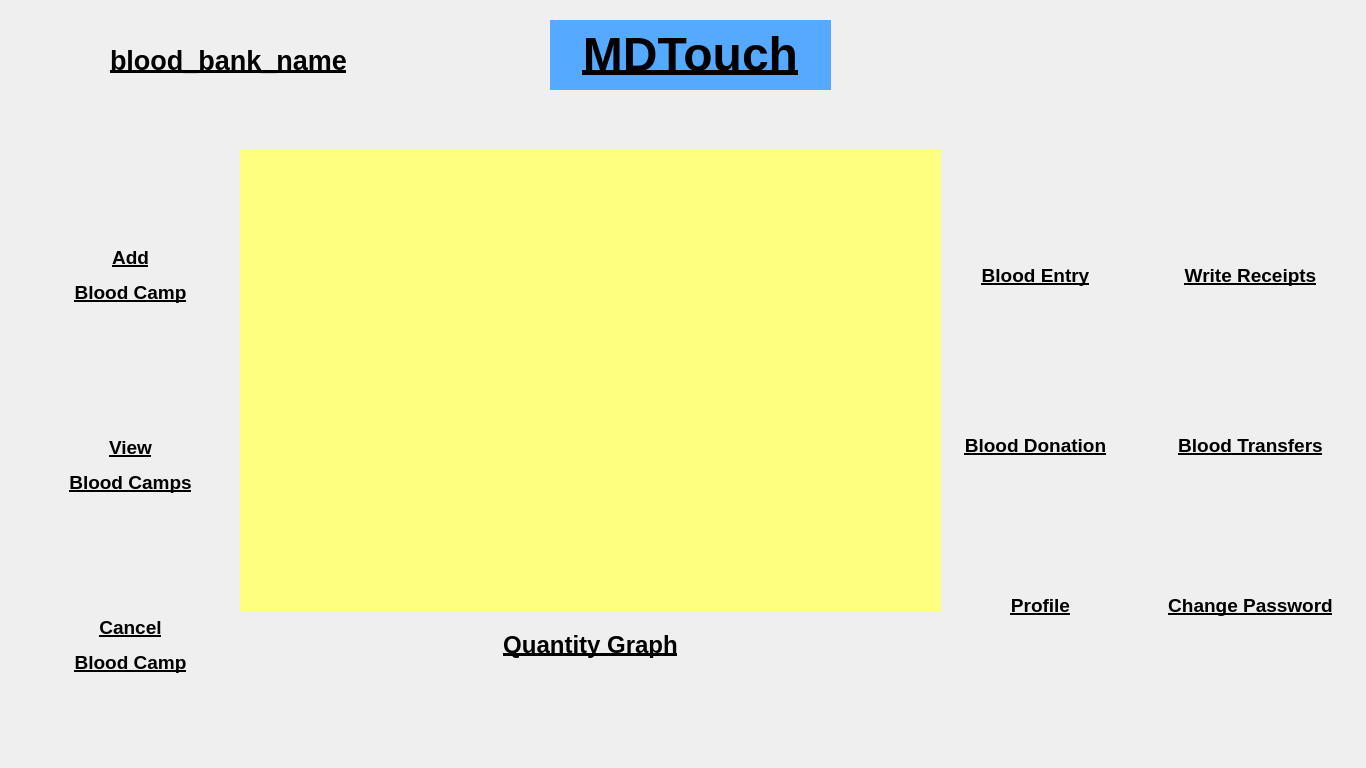
Above: Layouts/Pages/bloodBankHome.ui from bits-magnet/MDTouchs before the change. Below: the same form after it.
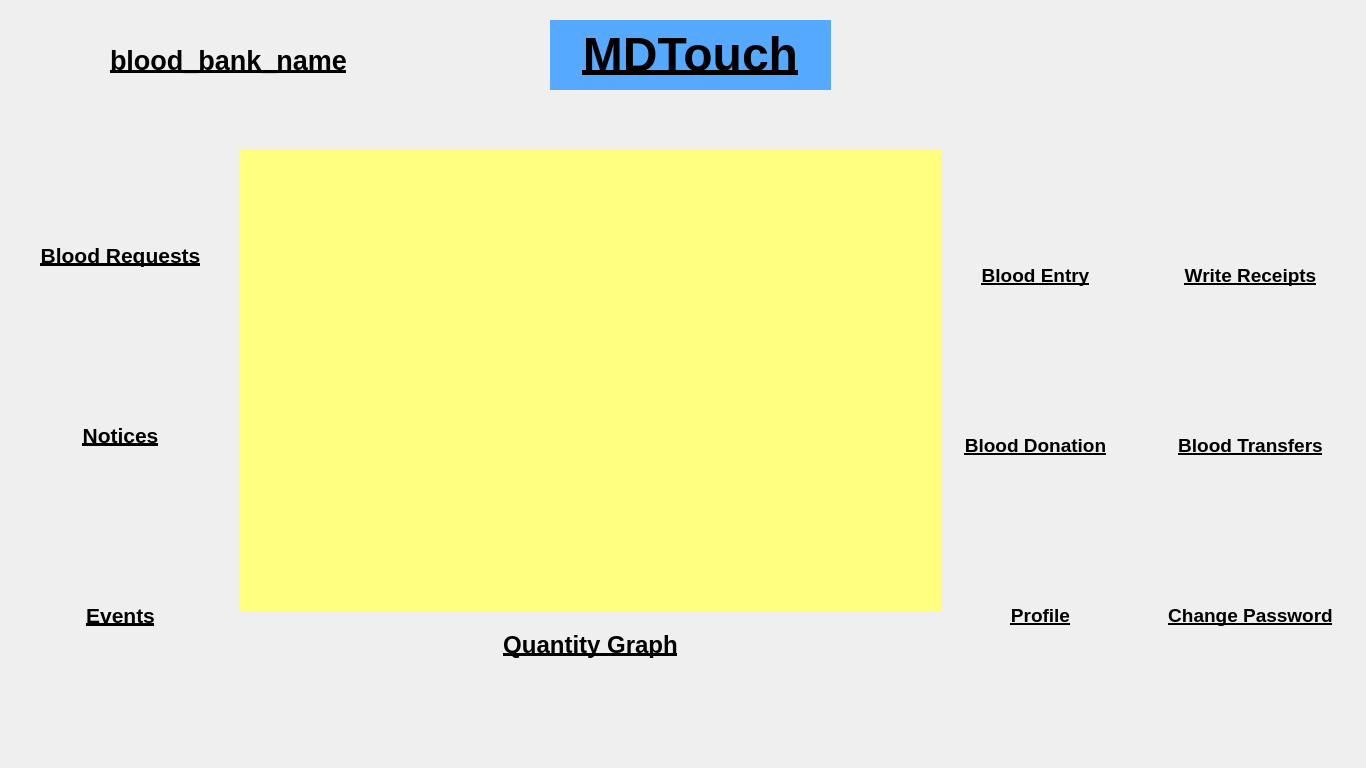
That is the form after the change. Icons and pictures are not drawn.

Commit message: Connected Home Layouts

```diff
--- a/Layouts/Pages/bloodBankHome.ui
+++ b/Layouts/Pages/bloodBankHome.ui
@@ -56,7 +56,7 @@
     <property name="geometry">
      <rect>
       <x>1200</x>
-      <y>480</y>
+      <y>490</y>
       <width>100</width>
       <height>100</height>
      </rect>
@@ -204,168 +204,6 @@
      </size>
     </property>
    </widget>
-   <widget class="QPushButton" name="addBloodCamp">
-    <property name="geometry">
-     <rect>
-      <x>80</x>
-      <y>130</y>
-      <width>100</width>
-      <height>100</height>
-     </rect>
-    </property>
-    <property name="minimumSize">
-     <size>
-      <width>100</width>
-      <height>100</height>
-     </size>
-    </property>
-    <property name="maximumSize">
-     <size>
-      <width>100</width>
-      <height>100</height>
-     </size>
-    </property>
-    <property name="styleSheet">
-     <string notr="true">border:none;</string>
-    </property>
-    <property name="text">
-     <string/>
-    </property>
-    <property name="icon">
-     <iconset>
-      <normaloff>../../Images/blood_camp.png</normaloff>../../Images/blood_camp.png</iconset>
-    </property>
-    <property name="iconSize">
-     <size>
-      <width>100</width>
-      <height>100</height>
-     </size>
-    </property>
-   </widget>
-   <widget class="QPushButton" name="cancelBloodCamp">
-    <property name="geometry">
-     <rect>
-      <x>80</x>
-      <y>500</y>
-      <width>100</width>
-      <height>100</height>
-     </rect>
-    </property>
-    <property name="minimumSize">
-     <size>
-      <width>100</width>
-      <height>100</height>
-     </size>
-    </property>
-    <property name="maximumSize">
-     <size>
-      <width>100</width>
-      <height>100</height>
-     </size>
-    </property>
-    <property name="styleSheet">
-     <string notr="true">border:none;</string>
-    </property>
-    <property name="text">
-     <string/>
-    </property>
-    <property name="icon">
-     <iconset>
-      <normaloff>../../Images/remove_bloodBank.png</normaloff>../../Images/remove_bloodBank.png</iconset>
-    </property>
-    <property name="iconSize">
-     <size>
-      <width>100</width>
-      <height>100</height>
-     </size>
-    </property>
-   </widget>
-   <widget class="QPushButton" name="viewBloodCamps">
-    <property name="geometry">
-     <rect>
-      <x>90</x>
-      <y>320</y>
-      <width>100</width>
-      <height>100</height>
-     </rect>
-    </property>
-    <property name="minimumSize">
-     <size>
-      <width>100</width>
-      <height>100</height>
-     </size>
-    </property>
-    <property name="maximumSize">
-     <size>
-      <width>100</width>
-      <height>100</height>
-     </size>
-    </property>
-    <property name="styleSheet">
-     <string notr="true">border:none;</string>
-    </property>
-    <property name="text">
-     <string/>
-    </property>
-    <property name="icon">
-     <iconset>
-      <normaloff>../../Images/view_bloodBanks.png</normaloff>../../Images/view_bloodBanks.png</iconset>
-    </property>
-    <property name="iconSize">
-     <size>
-      <width>100</width>
-      <height>100</height>
-     </size>
-    </property>
-   </widget>
-   <widget class="QLabel" name="addBloodCampLabel">
-    <property name="geometry">
-     <rect>
-      <x>40</x>
-      <y>230</y>
-      <width>181</width>
-      <height>91</height>
-     </rect>
-    </property>
-    <property name="text">
-     <string>&lt;html&gt;&lt;head/&gt;&lt;body&gt;&lt;p&gt;&lt;span style=&quot; font-size:14pt; font-weight:600; text-decoration: underline;&quot;&gt;Add&lt;/span&gt;&lt;/p&gt;&lt;p&gt;&lt;span style=&quot; font-size:14pt; font-weight:600; text-decoration: underline;&quot;&gt;Blood Camp&lt;/span&gt;&lt;/p&gt;&lt;/body&gt;&lt;/html&gt;</string>
-    </property>
-    <property name="alignment">
-     <set>Qt::AlignCenter</set>
-    </property>
-   </widget>
-   <widget class="QLabel" name="viewBloodCampsLabel">
-    <property name="geometry">
-     <rect>
-      <x>20</x>
-      <y>430</y>
-      <width>221</width>
-      <height>71</height>
-     </rect>
-    </property>
-    <property name="text">
-     <string>&lt;html&gt;&lt;head/&gt;&lt;body&gt;&lt;p&gt;&lt;span style=&quot; font-size:14pt; font-weight:600; text-decoration: underline;&quot;&gt;View&lt;/span&gt;&lt;/p&gt;&lt;p&gt;&lt;span style=&quot; font-size:14pt; font-weight:600; text-decoration: underline;&quot;&gt;Blood Camps&lt;/span&gt;&lt;/p&gt;&lt;/body&gt;&lt;/html&gt;</string>
-    </property>
-    <property name="alignment">
-     <set>Qt::AlignCenter</set>
-    </property>
-   </widget>
-   <widget class="QLabel" name="cancelBloodCampLabel">
-    <property name="geometry">
-     <rect>
-      <x>60</x>
-      <y>610</y>
-      <width>141</width>
-      <height>71</height>
-     </rect>
-    </property>
-    <property name="text">
-     <string>&lt;html&gt;&lt;head/&gt;&lt;body&gt;&lt;p&gt;&lt;span style=&quot; font-size:14pt; font-weight:600; text-decoration: underline;&quot;&gt;Cancel&lt;/span&gt;&lt;/p&gt;&lt;p&gt;&lt;span style=&quot; font-size:14pt; font-weight:600; text-decoration: underline;&quot;&gt;Blood Camp&lt;/span&gt;&lt;/p&gt;&lt;/body&gt;&lt;/html&gt;</string>
-    </property>
-    <property name="alignment">
-     <set>Qt::AlignCenter</set>
-    </property>
-   </widget>
    <widget class="QLabel" name="bloodEntryLabel">
     <property name="geometry">
      <rect>
@@ -464,7 +302,7 @@
     <property name="geometry">
      <rect>
       <x>990</x>
-      <y>480</y>
+      <y>490</y>
       <width>100</width>
       <height>100</height>
      </rect>
@@ -502,7 +340,7 @@
     <property name="geometry">
      <rect>
       <x>940</x>
-      <y>590</y>
+      <y>600</y>
       <width>201</width>
       <height>31</height>
      </rect>
@@ -518,7 +356,7 @@
     <property name="geometry">
      <rect>
       <x>1150</x>
-      <y>590</y>
+      <y>600</y>
       <width>201</width>
       <height>31</height>
      </rect>
@@ -680,6 +518,237 @@
      </size>
     </property>
    </widget>
+   <widget class="QLabel" name="eventsLabel">
+    <property name="geometry">
+     <rect>
+      <x>10</x>
+      <y>590</y>
+      <width>221</width>
+      <height>51</height>
+     </rect>
+    </property>
+    <property name="sizePolicy">
+     <sizepolicy hsizetype="Fixed" vsizetype="Fixed">
+      <horstretch>0</horstretch>
+      <verstretch>0</verstretch>
+     </sizepolicy>
+    </property>
+    <property name="minimumSize">
+     <size>
+      <width>100</width>
+      <height>30</height>
+     </size>
+    </property>
+    <property name="maximumSize">
+     <size>
+      <width>400</width>
+      <height>100</height>
+     </size>
+    </property>
+    <property name="styleSheet">
+     <string notr="true">font-size:14pt;
+font-weight:bold;
+text-decoration: underline</string>
+    </property>
+    <property name="text">
+     <string>&lt;html&gt;&lt;head/&gt;&lt;body&gt;&lt;p&gt;&lt;span style=&quot; font-size:16pt;&quot;&gt;Events&lt;/span&gt;&lt;/p&gt;&lt;/body&gt;&lt;/html&gt;</string>
+    </property>
+    <property name="alignment">
+     <set>Qt::AlignCenter</set>
+    </property>
+   </widget>
+   <widget class="QPushButton" name="events">
+    <property name="geometry">
+     <rect>
+      <x>70</x>
+      <y>480</y>
+      <width>100</width>
+      <height>100</height>
+     </rect>
+    </property>
+    <property name="minimumSize">
+     <size>
+      <width>100</width>
+      <height>100</height>
+     </size>
+    </property>
+    <property name="maximumSize">
+     <size>
+      <width>100</width>
+      <height>100</height>
+     </size>
+    </property>
+    <property name="styleSheet">
+     <string notr="true">border:none;</string>
+    </property>
+    <property name="text">
+     <string/>
+    </property>
+    <property name="icon">
+     <iconset>
+      <normaloff>../../Images/event.jpg</normaloff>../../Images/event.jpg</iconset>
+    </property>
+    <property name="iconSize">
+     <size>
+      <width>100</width>
+      <height>100</height>
+     </size>
+    </property>
+   </widget>
+   <widget class="QPushButton" name="bloodRequests">
+    <property name="geometry">
+     <rect>
+      <x>70</x>
+      <y>140</y>
+      <width>100</width>
+      <height>100</height>
+     </rect>
+    </property>
+    <property name="minimumSize">
+     <size>
+      <width>100</width>
+      <height>100</height>
+     </size>
+    </property>
+    <property name="maximumSize">
+     <size>
+      <width>100</width>
+      <height>100</height>
+     </size>
+    </property>
+    <property name="styleSheet">
+     <string notr="true">border:none;</string>
+    </property>
+    <property name="text">
+     <string/>
+    </property>
+    <property name="icon">
+     <iconset>
+      <normaloff>../../Images/request_blood.png</normaloff>../../Images/request_blood.png</iconset>
+    </property>
+    <property name="iconSize">
+     <size>
+      <width>100</width>
+      <height>100</height>
+     </size>
+    </property>
+   </widget>
+   <widget class="QPushButton" name="notices">
+    <property name="geometry">
+     <rect>
+      <x>70</x>
+      <y>310</y>
+      <width>100</width>
+      <height>100</height>
+     </rect>
+    </property>
+    <property name="minimumSize">
+     <size>
+      <width>100</width>
+      <height>100</height>
+     </size>
+    </property>
+    <property name="maximumSize">
+     <size>
+      <width>100</width>
+      <height>100</height>
+     </size>
+    </property>
+    <property name="styleSheet">
+     <string notr="true">border:none;</string>
+    </property>
+    <property name="text">
+     <string/>
+    </property>
+    <property name="icon">
+     <iconset>
+      <normaloff>../../Images/notices.png</normaloff>../../Images/notices.png</iconset>
+    </property>
+    <property name="iconSize">
+     <size>
+      <width>100</width>
+      <height>100</height>
+     </size>
+    </property>
+   </widget>
+   <widget class="QLabel" name="noticesLabel">
+    <property name="geometry">
+     <rect>
+      <x>10</x>
+      <y>410</y>
+      <width>221</width>
+      <height>51</height>
+     </rect>
+    </property>
+    <property name="sizePolicy">
+     <sizepolicy hsizetype="Fixed" vsizetype="Fixed">
+      <horstretch>0</horstretch>
+      <verstretch>0</verstretch>
+     </sizepolicy>
+    </property>
+    <property name="minimumSize">
+     <size>
+      <width>100</width>
+      <height>30</height>
+     </size>
+    </property>
+    <property name="maximumSize">
+     <size>
+      <width>400</width>
+      <height>100</height>
+     </size>
+    </property>
+    <property name="styleSheet">
+     <string notr="true">font-size:14pt;
+font-weight:bold;
+text-decoration: underline</string>
+    </property>
+    <property name="text">
+     <string>&lt;html&gt;&lt;head/&gt;&lt;body&gt;&lt;p&gt;&lt;span style=&quot; font-size:16pt;&quot;&gt;Notices&lt;/span&gt;&lt;/p&gt;&lt;/body&gt;&lt;/html&gt;</string>
+    </property>
+    <property name="alignment">
+     <set>Qt::AlignCenter</set>
+    </property>
+   </widget>
+   <widget class="QLabel" name="bloodRequestsLabel">
+    <property name="geometry">
+     <rect>
+      <x>10</x>
+      <y>230</y>
+      <width>221</width>
+      <height>51</height>
+     </rect>
+    </property>
+    <property name="sizePolicy">
+     <sizepolicy hsizetype="Fixed" vsizetype="Fixed">
+      <horstretch>0</horstretch>
+      <verstretch>0</verstretch>
+     </sizepolicy>
+    </property>
+    <property name="minimumSize">
+     <size>
+      <width>100</width>
+      <height>30</height>
+     </size>
+    </property>
+    <property name="maximumSize">
+     <size>
+      <width>400</width>
+      <height>100</height>
+     </size>
+    </property>
+    <property name="styleSheet">
+     <string notr="true">font-size:14pt;
+font-weight:bold;
+text-decoration: underline</string>
+    </property>
+    <property name="text">
+     <string>&lt;html&gt;&lt;head/&gt;&lt;body&gt;&lt;p&gt;&lt;span style=&quot; font-size:16pt;&quot;&gt;Blood Requests&lt;/span&gt;&lt;/p&gt;&lt;/body&gt;&lt;/html&gt;</string>
+    </property>
+    <property name="alignment">
+     <set>Qt::AlignCenter</set>
+    </property>
+   </widget>
   </widget>
  </widget>
  <resources>
```
The commit also changes 12 other files.
